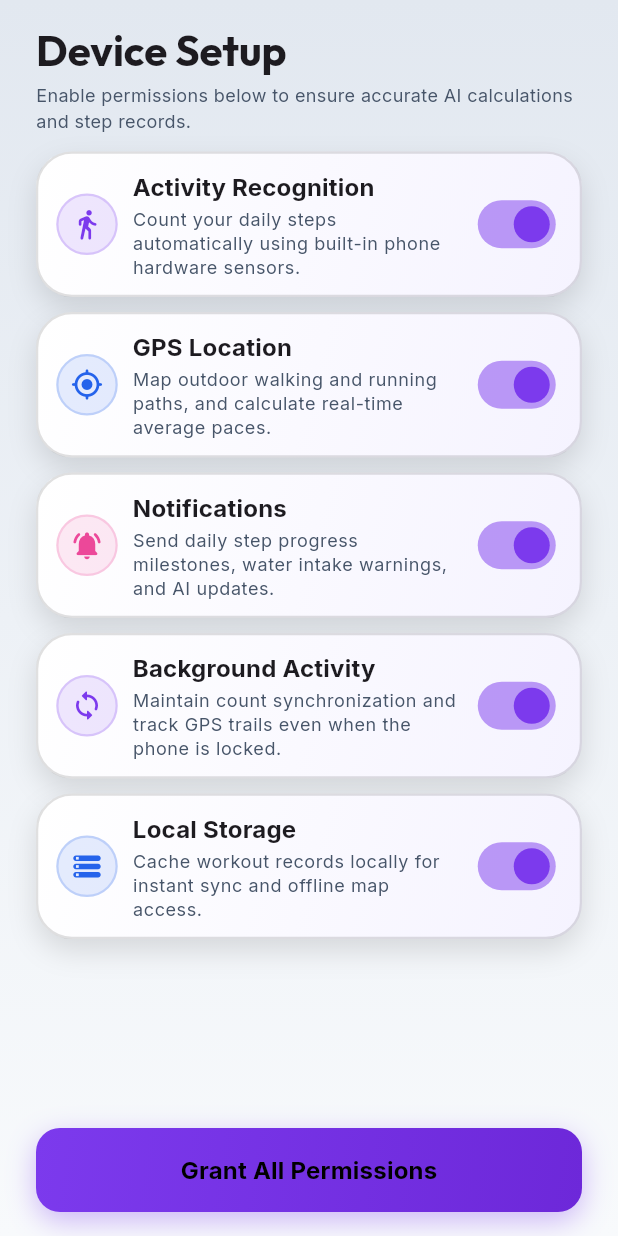
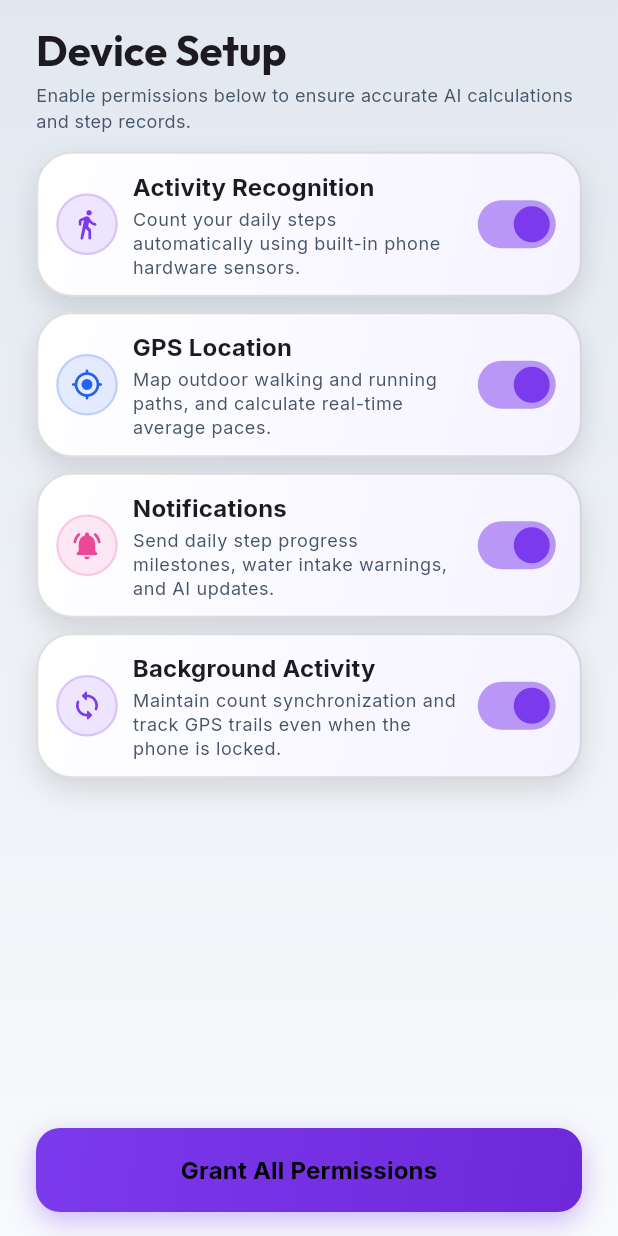
Before and after one commit to prateek9389/steptracker, a Flutter app: the PermissionsScreen screen opened by its route, on a phone screen of 412 x 824 dp. Run offline on Flutter 3.47's test engine with Material 3 defaults, Android fonts, the phone set to English and light mode, and no system bars; our stand-ins replace cloud_firestore, firebase_auth, firebase_core, fl_chart, flutter_dotenv, flutter_map and 9 more; accounts and stored records are empty.

Commit message:
Remove local storage permission and make permissions screen responsive

```diff
--- a/Step Tracker/lib/screens/permissions/permissions_screen.dart
+++ b/Step Tracker/lib/screens/permissions/permissions_screen.dart
@@ -37,12 +37,6 @@
       desc: 'Maintain count synchronization and track GPS trails even when the phone is locked.',
       icon: Icons.sync_rounded,
       color: AppColors.primary,
-    ),
-    'storage': PermissionItem(
-      title: 'Local Storage',
-      desc: 'Cache workout records locally for instant sync and offline map access.',
-      icon: Icons.storage_rounded,
-      color: AppColors.secondary,
     ),
   };
 
@@ -85,11 +79,6 @@
             break;
           case 'background':
             p = Permission.locationAlways;
-            break;
-          case 'storage':
-            final storageStatus = await Permission.storage.status;
-            final photosStatus = await Permission.photos.status;
-            isEnabled = storageStatus.isGranted || photosStatus.isGranted;
             break;
         }
         if (p != null) {
@@ -151,29 +140,6 @@
       case 'background':
         permission = Permission.locationAlways;
         break;
-      case 'storage':
-        try {
-          final storageStatus = await Permission.storage.status;
-          if (storageStatus.isGranted) return true;
-
-          final storageResult = await Permission.storage.request();
-          if (storageResult.isGranted) {
-            return true;
-          } else {
-            final photosStatus = await Permission.photos.status;
-            if (photosStatus.isGranted) return true;
-
-            final photosResult = await Permission.photos.request();
-            if (photosResult.isPermanentlyDenied) {
-              await openAppSettings();
-              return (await Permission.photos.status).isGranted;
-            }
-            return photosResult.isGranted;
-          }
-        } catch (e) {
-          debugPrint('Storage/Photos permission request failed: $e');
-          return false;
-        }
       default:
         return true;
     }
@@ -267,7 +233,11 @@
                 ),
                 const SizedBox(height: 12),
 
-                // List of Permissions (grouped closer together)
+                // List of Permissions (scrollable)
+                Expanded(
+                  child: SingleChildScrollView(
+                    child: Column(
+                      children: [
                         ..._permissions.entries.map((entry) {
                           final key = entry.key;
                           final p = entry.value;
@@ -354,8 +324,12 @@
                             ),
                           );
                         }),
+                      ],
+                    ),
+                  ),
+                ),
 
-                const Spacer(),
+                const SizedBox(height: 12),
 
                 CustomButton(
                   text: 'Grant All Permissions',
```
Lines whose indentation alone changed are shown as unchanged.
